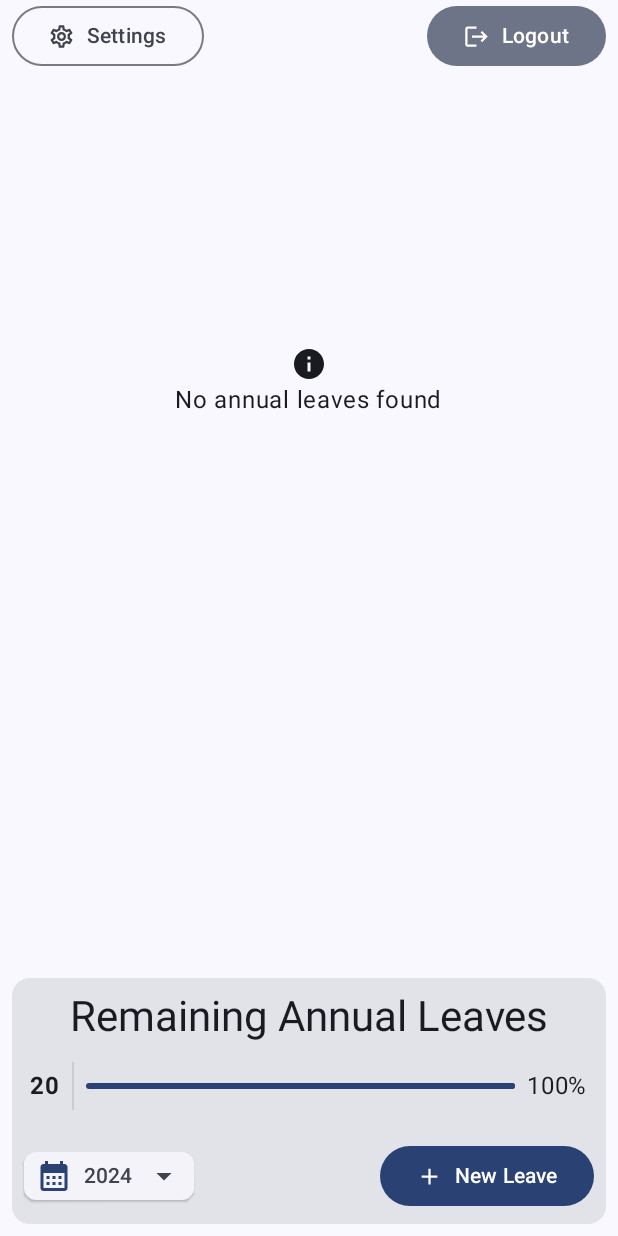
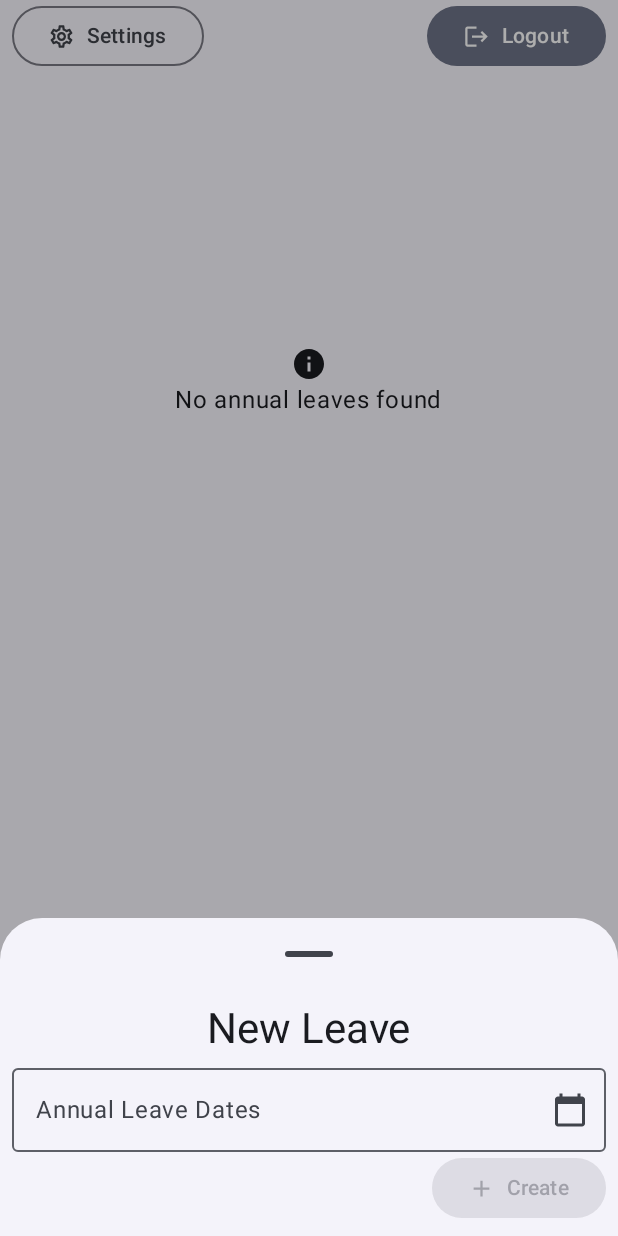
Before and after one commit to panosdim/Annual-Leaves, an Android app built with Jetpack Compose: the screen it shows after launch once a user with an empty profile is signed in (MainActivity), after a tap on "New Leave", on a phone screen of 412 x 824 dp. Run offline under Robolectric (Android 15) with nearby library versions, the phone set to English and light mode, and no system bars; our stand-ins replace Firebase (no records; nobody signed in at launch, a user with empty details on screens opened directly).

```diff
--- a/app/src/main/java/com/panosdim/annualleaves/ui/MainScreen.kt
+++ b/app/src/main/java/com/panosdim/annualleaves/ui/MainScreen.kt
@@ -79,6 +79,9 @@ fun MainScreen(onComplete: BroadcastReceiver) {
 
     val skipPartiallyExpanded by remember { mutableStateOf(true) }
     val settingsSheetState = rememberModalBottomSheetState(
+        skipPartiallyExpanded = skipPartiallyExpanded
+    )
+    val newLeaveSheetState = rememberModalBottomSheetState(
         skipPartiallyExpanded = skipPartiallyExpanded
     )
 
@@ -277,7 +280,7 @@ fun MainScreen(onComplete: BroadcastReceiver) {
                         }
 
                         Button(onClick = {
-                            // TODO: Open Add New Leave Modal
+                            scope.launch { newLeaveSheetState.show() }
                         }) {
                             Icon(
                                 Icons.Outlined.Add,
@@ -298,4 +301,5 @@ fun MainScreen(onComplete: BroadcastReceiver) {
     }
 
     SettingsSheet(bottomSheetState = settingsSheetState)
+    NewLeaveSheet(year = selectedYear, bottomSheetState = newLeaveSheetState)
 }
--- /dev/null
+++ b/app/src/main/java/com/panosdim/annualleaves/ui/NewLeaveSheet.kt
@@ -0,0 +1,127 @@
+package com.panosdim.annualleaves.ui
+
+import androidx.compose.foundation.layout.Arrangement
+import androidx.compose.foundation.layout.Column
+import androidx.compose.foundation.layout.Row
+import androidx.compose.foundation.layout.Spacer
+import androidx.compose.foundation.layout.fillMaxWidth
+import androidx.compose.foundation.layout.navigationBarsPadding
+import androidx.compose.foundation.layout.padding
+import androidx.compose.foundation.layout.size
+import androidx.compose.material.icons.Icons
+import androidx.compose.material.icons.filled.Add
+import androidx.compose.material3.Button
+import androidx.compose.material3.ButtonDefaults
+import androidx.compose.material3.ExperimentalMaterial3Api
+import androidx.compose.material3.Icon
+import androidx.compose.material3.LinearProgressIndicator
+import androidx.compose.material3.MaterialTheme
+import androidx.compose.material3.ModalBottomSheet
+import androidx.compose.material3.SheetState
+import androidx.compose.material3.Text
+import androidx.compose.material3.rememberDateRangePickerState
+import androidx.compose.runtime.Composable
+import androidx.compose.runtime.getValue
+import androidx.compose.runtime.mutableStateOf
+import androidx.compose.runtime.remember
+import androidx.compose.runtime.rememberCoroutineScope
+import androidx.compose.runtime.setValue
+import androidx.compose.ui.Alignment
+import androidx.compose.ui.Modifier
+import androidx.compose.ui.platform.LocalContext
+import androidx.compose.ui.res.stringResource
+import androidx.lifecycle.viewmodel.compose.viewModel
+import com.panosdim.annualleaves.R
+import com.panosdim.annualleaves.data.MainViewModel
+import com.panosdim.annualleaves.paddingLarge
+import com.panosdim.annualleaves.utils.toEpochMilli
+import kotlinx.coroutines.launch
+import java.time.LocalDate
+import java.time.Month
+
+@OptIn(ExperimentalMaterial3Api::class)
+@Composable
+fun NewLeaveSheet(
+    year: Int,
+    bottomSheetState: SheetState
+) {
+    val context = LocalContext.current
+    val scope = rememberCoroutineScope()
+    val viewModel: MainViewModel = viewModel()
+
+    var isLoading by remember {
+        mutableStateOf(false)
+    }
+
+    val initialDisplayMonthMillis = if (year == LocalDate.now().year) {
+        LocalDate.now().toEpochMilli()
+    } else {
+        LocalDate.of(year, Month.JANUARY, 1).toEpochMilli()
+    }
+
+
+    // Sheet content
+    if (bottomSheetState.isVisible) {
+        val state = rememberDateRangePickerState(
+            initialSelectedStartDateMillis = null,
+            initialSelectedEndDateMillis = null,
+            yearRange = IntRange(year, year),
+            initialDisplayedMonthMillis = initialDisplayMonthMillis
+        )
+
+        ModalBottomSheet(
+            onDismissRequest = { scope.launch { bottomSheetState.hide() } },
+            sheetState = bottomSheetState,
+        ) {
+            Column(
+                modifier = Modifier
+                    .fillMaxWidth()
+                    .padding(paddingLarge)
+                    .navigationBarsPadding(),
+                horizontalAlignment = Alignment.CenterHorizontally,
+                verticalArrangement = Arrangement.Center
+            ) {
+                Text(
+                    stringResource(id = R.string.new_leave),
+                    style = MaterialTheme.typography.headlineMedium
+                )
+
+                OutlinedDateRangePicker(
+                    state = state,
+                    label = "Annual Leave Dates",
+                    modifier = Modifier.fillMaxWidth()
+                )
+
+                if (isLoading) {
+                    LinearProgressIndicator(
+                        modifier = Modifier
+                            .fillMaxWidth()
+                            .padding(bottom = paddingLarge)
+                    )
+                }
+
+                Row(
+                    verticalAlignment = Alignment.CenterVertically,
+                    horizontalArrangement = Arrangement.End,
+                    modifier = Modifier.fillMaxWidth()
+                ) {
+                    Button(
+                        enabled = state.selectedStartDateMillis != null && !isLoading,
+                        onClick = {
+
+
+                        },
+                    ) {
+                        Icon(
+                            Icons.Filled.Add,
+                            contentDescription = null,
+                            modifier = Modifier.size(ButtonDefaults.IconSize)
+                        )
+                        Spacer(Modifier.size(ButtonDefaults.IconSpacing))
+                        Text(stringResource(id = R.string.create))
+                    }
+                }
+            }
+        }
+    }
+}
--- a/app/src/main/res/values/strings.xml
+++ b/app/src/main/res/values/strings.xml
@@ -17,4 +17,6 @@
     <string name="total_annual_leaves">Total Annual Leaves</string>
     <string name="success_set_total_annual_leaves_toast">Successfully set total annual leaves</string>
     <string name="error_set_total_annual_leaves_toast">Error setting total annual leaves</string>
+    <string name="create">Create</string>
+    <string name="save">Save</string>
 </resources>
```
Also changed, not shown: app/src/main/java/com/panosdim/annualleaves/ui/OutlinedDatePicker.kt (deleted, +0 -85 lines), app/src/main/java/com/panosdim/annualleaves/ui/OutlinedDateRangePicker.kt (added, +148 -0 lines), app/src/main/java/com/panosdim/annualleaves/utils/Date.kt (+6 -7 lines).
